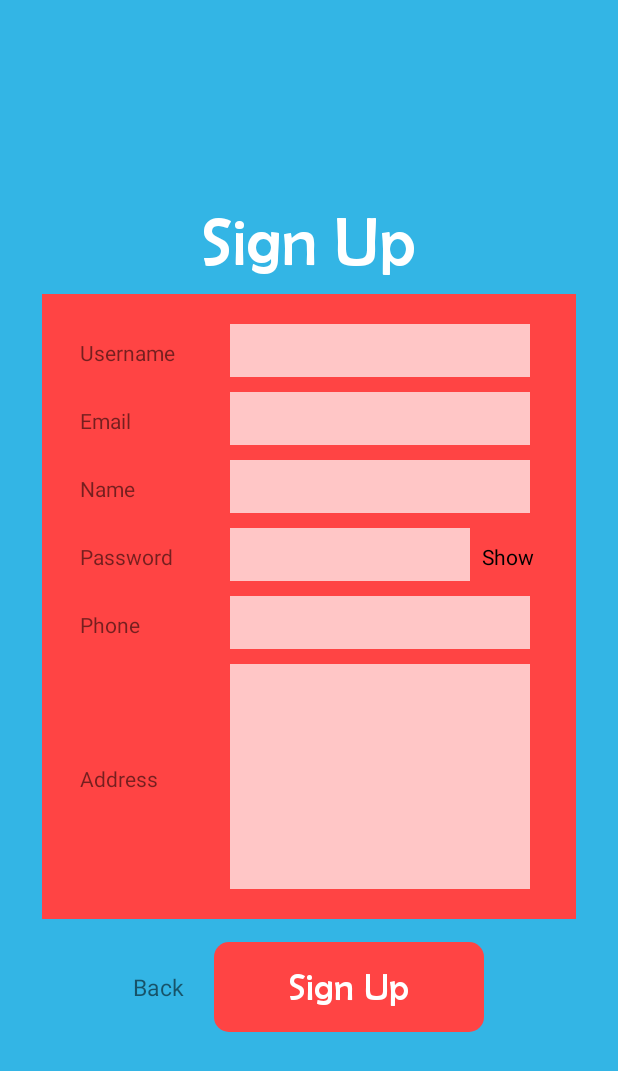
After one commit to JSuryadharma/ratatouille, an Android app: the signupScreen screen opened directly, with no data from a screen before it, on a phone screen of 412 x 824 dp. The commit adds this screen. Shown: the top 1071 px of the screen. Run offline under Robolectric (Android 15) with nearby library versions, the phone set to English and light mode, and no system bars; our stand-ins replace Firebase (no records; nobody signed in at launch, a user with empty details on screens opened directly).

Commit message:
DONE: - Database Authentication Login dan User Information (hubungin pake UID) - Verifikasi Email, Password, Username, Phone - Design Login dan Signup - Sistem Login dan Signup - Show button, error detect validation - Design dirapiin

```diff
--- a/app/build.gradle
+++ b/app/build.gradle
@@ -35,6 +35,7 @@ dependencies {
     implementation 'com.google.android.material:material:1.1.0'
     implementation 'androidx.constraintlayout:constraintlayout:1.1.3'
     implementation 'com.google.firebase:firebase-database:19.5.1'
+    implementation 'com.google.firebase:firebase-auth:20.0.1'
     testImplementation 'junit:junit:4.+'
     androidTestImplementation 'androidx.test.ext:junit:1.1.1'
     androidTestImplementation 'androidx.test.espresso:espresso-core:3.2.0'
--- a/app/src/main/AndroidManifest.xml
+++ b/app/src/main/AndroidManifest.xml
@@ -17,6 +17,7 @@
         </activity>
         <activity android:name=".SplashScreen"></activity>
         <activity android:name=".views.loginScreen"></activity>
+        <activity android:name=".views.signupScreen"></activity>
     </application>
 
 </manifest>
--- a/app/src/main/java/com/example/ratatouille/MainActivity.java
+++ b/app/src/main/java/com/example/ratatouille/MainActivity.java
@@ -32,7 +32,6 @@ import static android.content.ContentValues.TAG;
 
 public class MainActivity extends AppCompatActivity {
 
-
     @Override
     protected void onCreate(Bundle savedInstanceState) {
         super.onCreate(savedInstanceState);
--- a/app/src/main/java/com/example/ratatouille/db/DatabaseVars.java
+++ b/app/src/main/java/com/example/ratatouille/db/DatabaseVars.java
@@ -2,7 +2,7 @@ package com.example.ratatouille.db;
 
 public class DatabaseVars {
 
-    public static final String DB_NAME = "ratatouille_database.db";
+//    public static final String DB_NAME = "ratatouille_database.db";
 
     public static final class UsersTable {
         public static final String USERS_TABLE = "Users";
--- a/app/src/main/java/com/example/ratatouille/vars/VariablesUsed.java
+++ b/app/src/main/java/com/example/ratatouille/vars/VariablesUsed.java
@@ -1,7 +1,9 @@
 package com.example.ratatouille.vars;
 
 import com.example.ratatouille.models.Users;
+import com.google.firebase.auth.FirebaseUser;
 
 public class VariablesUsed { //currently active global variables..
-    public static Users loggedUser = null;
+    public static FirebaseUser loggedUser = null; // this is for authetication (email and password for login)..
+    public static Users currentUser = null; // this is for userdatas information (else than email and password)..
 }
--- /dev/null
+++ b/app/src/main/java/com/example/ratatouille/views/signupScreen.java
@@ -0,0 +1,115 @@
+package com.example.ratatouille.views;
+
+import android.content.DialogInterface;
+import android.content.Intent;
+import android.graphics.Color;
+import android.graphics.drawable.Drawable;
+import android.os.Bundle;
+import android.text.method.HideReturnsTransformationMethod;
+import android.text.method.PasswordTransformationMethod;
+import android.view.View;
+import android.widget.LinearLayout;
+import android.widget.TextView;
+
+import androidx.appcompat.app.AlertDialog;
+import androidx.appcompat.app.AppCompatActivity;
+
+import com.example.ratatouille.R;
+import com.example.ratatouille.Utils.Utils;
+import com.example.ratatouille.controllers.UserController;
+import com.example.ratatouille.db.DatabaseHelper;
+import com.example.ratatouille.vars.VariablesUsed;
+import com.google.firebase.auth.FirebaseUser;
+
+public class signupScreen extends AppCompatActivity {
+    TextView usernameField, emailField, nameField, passwordField, phoneField, addressField;
+    LinearLayout signUpButton;
+    TextView backButton;
+    TextView showButton;
+
+    @Override
+    protected void onCreate(Bundle savedStateInstance) {
+        super.onCreate(savedStateInstance);
+        setContentView(R.layout.activity_signup);
+        getSupportActionBar().hide();
+
+        usernameField = findViewById(R.id.su_username);
+        emailField = findViewById(R.id.su_email);
+        nameField = findViewById(R.id.su_name);
+        passwordField = findViewById(R.id.su_password);
+        phoneField = findViewById(R.id.su_phone);
+        addressField = findViewById(R.id.su_address);
+
+        passwordField.setTransformationMethod(PasswordTransformationMethod.getInstance()); // set model password pertama (hidden)..
+
+        signUpButton = findViewById(R.id.su_signUpButton);
+        backButton = findViewById(R.id.su_backButton);
+        showButton = findViewById(R.id.su_backButton);
+
+        showButton.setOnClickListener(new View.OnClickListener(){
+            @Override
+            public void onClick(View view) {
+                if(passwordField.getTransformationMethod() != HideReturnsTransformationMethod.getInstance()) {
+                    passwordField.setTransformationMethod(HideReturnsTransformationMethod.getInstance());
+                    showButton.setTextColor(Color.BLUE);
+                } else {
+                    passwordField.setTransformationMethod(PasswordTransformationMethod.getInstance());
+                    showButton.setTextColor(Color.BLACK);
+                }
+            }
+        });
+
+        signUpButton.setOnClickListener(new View.OnClickListener() {
+            @Override
+            public void onClick(View view) {
+                String usernameInput = usernameField.getText().toString();
+                String emailInput = emailField.getText().toString();
+                String nameInput = nameField.getText().toString();
+                String passwordInput = passwordField.getText().toString();
+                String phoneInput = phoneField.getText().toString();
+                String addressInput = addressField.getText().toString();
+
+                if (Utils.validateEmail(emailInput) && Utils.validateUsername(usernameInput) && Utils.validatePassword(passwordInput) && Utils.validatePhone(phoneInput)) {
+                    UserController.UserSignup(signupScreen.this, usernameInput, emailInput, passwordInput, nameInput, phoneInput, addressInput);
+
+                    Intent loginIntent = new Intent(signupScreen.this, loginScreen.class);
+
+                    AlertDialog.Builder signupAlert = new AlertDialog.Builder(signupScreen.this) // alert message after sign up..
+                            .setTitle("Sign Up Attention")
+                            .setMessage("Your account has been successfully saved into our database, however you need to verify your account first.")
+                            .setIcon(R.drawable.ic_warning)
+                            .setOnDismissListener(new DialogInterface.OnDismissListener() {
+                                @Override
+                                public void onDismiss(DialogInterface dialogInterface) {
+                                    startActivity(loginIntent);
+                                }
+                            });
+
+                        signupAlert.show();
+
+                } else {
+                    if(!Utils.validateEmail(emailInput)){
+                        emailField.setError("Invalid Input!");
+                    }
+                    if(!Utils.validateUsername(usernameInput)){
+                        usernameField.setError("Invalid Input!");
+                    }
+                    if(!Utils.validatePassword(passwordInput)){
+                        passwordField.setError("Invalid Input!");
+                    }
+                    if(!Utils.validatePhone(phoneInput)){
+                        phoneField.setError("Invalid Input!");
+                    }
+                }
+            }
+        });
+
+        backButton.setOnClickListener(new View.OnClickListener() {
+            @Override
+            public void onClick(View view) {
+                Intent loginIntent = new Intent(signupScreen.this, loginScreen.class);
+                startActivity(loginIntent);
+            }
+        });
+    }
+}
--- /dev/null
+++ b/app/src/main/res/drawable/textedit_background.xml
@@ -0,0 +1,5 @@
+<?xml version="1.0" encoding="utf-8"?>
+<shape xmlns:android="http://schemas.android.com/apk/res/android"
+    android:shape="rectangle">
+    <solid android:color="@android:color/holo_red_light"/>
+</shape>
--- /dev/null
+++ b/app/src/main/res/layout/activity_signup.xml
@@ -0,0 +1,175 @@
+<?xml version="1.0" encoding="utf-8"?>
+<LinearLayout
+    xmlns:android="http://schemas.android.com/apk/res/android"
+    android:layout_width="match_parent"
+    android:layout_height="match_parent"
+    android:orientation="vertical"
+    android:gravity="center"
+    android:background="@android:color/holo_blue_light">
+
+    <TextView
+        android:layout_width="wrap_content"
+        android:layout_height="wrap_content"
+        android:text="Sign Up"
+        android:textSize="45dp"
+        android:textColor="@android:color/white"
+        android:fontFamily="@font/berlinsans"
+        android:layout_marginBottom="10dp"/>
+
+    <LinearLayout
+        android:layout_width="wrap_content"
+        android:layout_height="wrap_content"
+        android:orientation="vertical"
+        android:background="@drawable/textedit_background">
+
+        <LinearLayout
+            android:layout_width="wrap_content"
+            android:layout_height="wrap_content"
+            android:layout_marginHorizontal="25dp"
+            android:layout_marginTop="20dp">
+            <TextView
+                android:layout_width="100dp"
+                android:layout_height="wrap_content"
+                android:text="Username"/>
+            <EditText
+                android:layout_width="200dp"
+                android:layout_height="35dp"
+                android:background="@android:color/white"
+                android:alpha="0.7"
+                android:inputType="text"
+                android:id="@+id/su_username"/>
+        </LinearLayout>
+
+        <LinearLayout
+            android:layout_width="wrap_content"
+            android:layout_height="wrap_content"
+            android:layout_marginHorizontal="25dp"
+            android:layout_marginTop="10dp">
+            <TextView
+                android:layout_width="100dp"
+                android:layout_height="wrap_content"
+                android:text="Email"/>
+            <EditText
+                android:layout_width="200dp"
+                android:layout_height="35dp"
+                android:background="@android:color/white"
+                android:alpha="0.7"
+                android:inputType="text"
+                android:id="@+id/su_email"/>
+        </LinearLayout>
+
+        <LinearLayout
+            android:layout_width="wrap_content"
+            android:layout_height="wrap_content"
+            android:layout_marginHorizontal="25dp"
+            android:layout_marginTop="10dp">
+            <TextView
+                android:layout_width="100dp"
+                android:layout_height="wrap_content"
+                android:text="Name"/>
+            <EditText
+                android:layout_width="200dp"
+                android:layout_height="35dp"
+                android:background="@android:color/white"
+                android:alpha="0.7"
+                android:inputType="text"
+                android:id="@+id/su_name"/>
+    </LinearLayout>
+
+    <LinearLayout
+        android:layout_width="wrap_content"
+        android:layout_height="wrap_content"
+        android:layout_marginHorizontal="25dp"
+        android:layout_marginTop="10dp">
+        <TextView
+            android:layout_width="100dp"
+            android:layout_height="wrap_content"
+            android:text="Password"/>
+        <EditText
+            android:layout_width="160dp"
+            android:layout_height="35dp"
+            android:background="@android:color/white"
+            android:alpha="0.7"
+            android:inputType="text"
+            android:id="@+id/su_password"/>
+        <TextView
+            android:layout_width="40dp"
+            android:layout_height="wrap_content"
+            android:layout_marginLeft="5dp"
+            android:text="Show"
+            android:id="@+id/su_showButton"
+            android:textColor="@color/black"
+            android:textAlignment="center"/>
+    </LinearLayout>
+
+        <LinearLayout
+            android:layout_width="wrap_content"
+            android:layout_height="wrap_content"
+            android:layout_marginHorizontal="25dp"
+            android:layout_marginTop="10dp">
+            <TextView
+                android:layout_width="100dp"
+                android:layout_height="wrap_content"
+                android:text="Phone"/>
+            <EditText
+                android:layout_width="200dp"
+                android:layout_height="35dp"
+                android:background="@android:color/white"
+                android:alpha="0.7"
+                android:inputType="text"
+                android:id="@+id/su_phone"/>
+        </LinearLayout>
+
+    <LinearLayout
+        android:layout_width="wrap_content"
+        android:layout_height="wrap_content"
+        android:layout_marginHorizontal="25dp"
+        android:layout_marginTop="10dp"
+        android:layout_marginBottom="20dp">
+        <TextView
+            android:layout_width="100dp"
+            android:layout_height="wrap_content"
+            android:text="Address"/>
+        <EditText
+            android:layout_width="200dp"
+            android:layout_height="150dp"
+            android:background="@android:color/white"
+            android:alpha="0.7"
+            android:inputType="textMultiLine"
+            android:id="@+id/su_address"/>
+    </LinearLayout>
+
+    </LinearLayout>
+
+    <LinearLayout
+        android:layout_width="wrap_content"
+        android:layout_height="wrap_content"
+        android:layout_marginTop="15dp"
+        android:gravity="center">
+        <TextView
+            android:layout_width="wrap_content"
+            android:layout_height="wrap_content"
+            android:text="Back"
+            android:textSize="15dp"
+            android:fontFamily="sans-serif"
+            android:layout_marginRight="20dp"
+            android:id="@+id/su_backButton"/>
+
+        <LinearLayout
+            android:layout_width="180dp"
+            android:layout_height="60dp"
+            android:background="@drawable/round_button"
+            android:gravity="center"
+            android:id="@+id/su_signUpButton">
+            <TextView
+                android:layout_width="wrap_content"
+                android:layout_height="wrap_content"
+                android:text="Sign Up"
+                android:textSize="25dp"
+                android:textColor="@android:color/white"
+                android:fontFamily="@font/berlinsans"/>
+        </LinearLayout>
+
+    </LinearLayout>
+
+</LinearLayout>
```
Also changed, not shown: app/src/main/java/com/example/ratatouille/Utils/Utils.java (+42 -16 lines), app/src/main/java/com/example/ratatouille/controllers/UserController.java (+51 -47 lines), app/src/main/java/com/example/ratatouille/db/DatabaseHelper.java (+3 -31 lines), app/src/main/java/com/example/ratatouille/models/Users.java (+42 -4 lines), app/src/main/java/com/example/ratatouille/views/loginScreen.java (+53 -20 lines), app/src/main/res/layout/activity_login.xml (+19 -9 lines).
